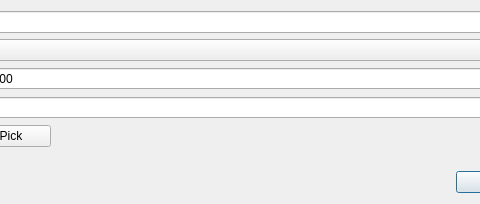
Before: the Qt Designer form src/stockmonitor/ui/widget/markerdialog.ui in anetczuk/stock-monitor, drawn with Qt 5; both pictures show x 128 to 608 and y 0 to 204 of the 761 by 204 pixel window.
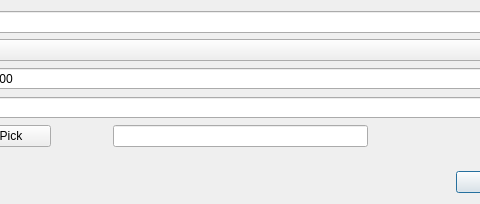
After: the same form once the commit is applied.

Commit message: Add color line edit

Diff of the .ui file:
```diff
--- a/src/stockmonitor/ui/widget/markerdialog.ui
+++ b/src/stockmonitor/ui/widget/markerdialog.ui
@@ -93,6 +93,9 @@
          </property>
         </widget>
        </item>
+       <item>
+        <widget class="QLineEdit" name="colorLE"/>
+       </item>
        <item>
         <spacer name="horizontalSpacer">
          <property name="orientation">
```
The commit also changes 2 other files.
